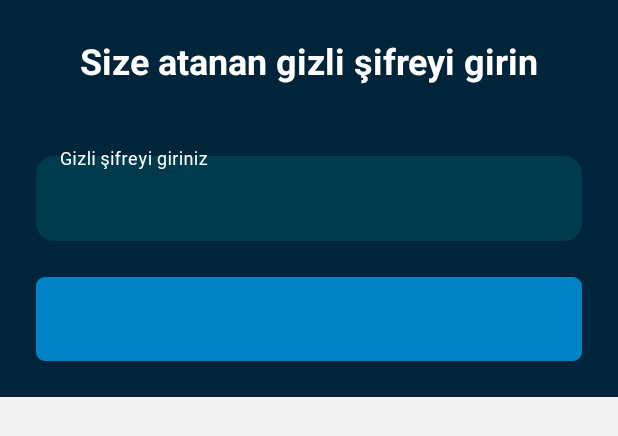
After one commit to eryazmobil/zeusBase, an Android app: the layout fragment_app_lock.xml on its own in the app's theme, with its tools: preview values and no code run, on a phone screen of 412 x 824 dp. The commit adds this screen. Shown: the top 436 px of the screen. Run offline under Robolectric (Android 15) with nearby library versions, the phone set to English and light mode, and no system bars.

Commit message:
Application Lock was ready

```diff
--- a/app/src/main/AndroidManifest.xml
+++ b/app/src/main/AndroidManifest.xml
@@ -31,7 +31,11 @@
             android:windowSoftInputMode="adjustPan"
             tools:ignore="LockedOrientationActivity">
             <intent-filter>
+                <action android:name="android.settings.SETTINGS" />
                 <action android:name="android.intent.action.MAIN" />
+
+                <category android:name="android.intent.category.HOME" />
+                <category android:name="android.intent.category.DEFAULT" />
                 <category android:name="android.intent.category.LAUNCHER" />
             </intent-filter>
             <meta-data
--- a/app/src/main/java/eryaz/software/zeusBase/ui/dashboard/dashboardDetail/DashboardDetailViewModel.kt
+++ b/app/src/main/java/eryaz/software/zeusBase/ui/dashboard/dashboardDetail/DashboardDetailViewModel.kt
@@ -194,7 +194,7 @@ class DashboardDetailViewModel(
                         titleRes = R.string.menu_sub_counting_partial_sub,
                             type = DashboardDetailPermissionType.PARTIALWAREHOUSECOUNTING,
                         hasPermission = ObservableField(true)
-                    ),
+                    )
                 )
             }
 
--- /dev/null
+++ b/app/src/main/res/layout/fragment_app_lock.xml
@@ -0,0 +1,76 @@
+<?xml version="1.0" encoding="utf-8"?>
+<layout xmlns:android="http://schemas.android.com/apk/res/android"
+    xmlns:app="http://schemas.android.com/apk/res-auto">
+
+    <data>
+
+        <variable
+            name="viewModel"
+            type="eryaz.software.zeusBase.ui.dashboard.settings.appLock.AppLockVM" />
+    </data>
+
+    <androidx.constraintlayout.widget.ConstraintLayout
+        android:layout_width="match_parent"
+        android:layout_height="wrap_content"
+        android:background="#00243A"
+        android:paddingVertical="24dp">
+
+        <com.google.android.material.textview.MaterialTextView
+            android:id="@+id/headerTxt"
+            android:layout_width="wrap_content"
+            android:layout_height="wrap_content"
+            android:layout_marginHorizontal="24dp"
+            android:layout_marginBottom="16dp"
+            android:fontFamily="@font/roboto_bold"
+            android:text="@string/enter_secret_password_txt"
+            android:textColor="@color/white"
+            android:textSize="24sp"
+            app:layout_constrainedWidth="true"
+            app:layout_constraintEnd_toEndOf="parent"
+            app:layout_constraintStart_toStartOf="parent"
+            app:layout_constraintTop_toTopOf="parent"
+            app:layout_constraintVertical_bias="0.2" />
+
+        <eryaz.software.zeusBase.util.widgets.TextInputLayout
+            android:id="@+id/passwordTil"
+            style="@style/Widget.Zeus.TextInputLayout"
+            android:layout_width="match_parent"
+            android:layout_height="wrap_content"
+            android:layout_marginHorizontal="24dp"
+            android:layout_marginTop="42dp"
+            android:hint="@string/secret_password"
+            app:boxBackgroundColor="#003B4D"
+            app:boxStrokeColor="#0083C4"
+            app:boxStrokeWidth="0dp"
+            app:boxStrokeWidthFocused="0dp"
+            app:layout_constraintBottom_toTopOf="@+id/lockBtn"
+            app:layout_constraintEnd_toEndOf="parent"
+            app:layout_constraintStart_toStartOf="parent"
+            app:layout_constraintTop_toBottomOf="@+id/headerTxt">
+
+            <com.google.android.material.textfield.TextInputEditText
+                android:id="@+id/edtUserName"
+                android:layout_width="match_parent"
+                android:layout_height="wrap_content"
+                android:inputType="textEmailAddress"
+                android:text="@={viewModel.password}"
+                android:textColor="@color/white"
+                android:textSize="16sp"
+                app:fontFamily="@font/roboto_medium" />
+        </eryaz.software.zeusBase.util.widgets.TextInputLayout>
+
+        <com.google.android.material.button.MaterialButton
+            android:id="@+id/lockBtn"
+            style="@style/Widget.NewZeusDemo.Button_2"
+            android:layout_width="match_parent"
+            android:layout_height="wrap_content"
+            android:layout_marginHorizontal="24dp"
+            android:layout_marginTop="24dp"
+            android:enabled="@{viewModel.verifyEnable}"
+            android:text="@{viewModel.buttonText}"
+            android:textAllCaps="false"
+            app:layout_constraintBottom_toBottomOf="parent"
+            app:layout_constraintTop_toBottomOf="@+id/passwordTil"
+            app:onSingleClick="@{()-> viewModel.verify()}" />
+    </androidx.constraintlayout.widget.ConstraintLayout>
+</layout>
--- a/app/src/main/res/values/strings.xml
+++ b/app/src/main/res/values/strings.xml
@@ -691,7 +691,11 @@
     <string name="delivered_person">Teslim edilen adı</string>
     <string name="collected_pack">Yüklenmiş</string>
     <string name="can_not_placement">Kontrol adetinden fazla ürün yerleştiremezsiniz</string>
-    <!-- TODO: Remove or change this placeholder text -->
-    <string name="hello_blank_fragment">Hello blank fragment</string>
+
+    <string name="enter_secret_password_txt">Size atanan gizli şifreyi girin</string>
+    <string name="secret_password">Gizli şifreyi giriniz</string>
+    <string name="app_lock">Kilitle</string>
+    <string name="app_unlock">Kilitten çıkar</string>
+    <string name="app_lock_btn">Uygulama Kilitleme</string>
 
 </resources>
--- a/data/build.gradle
+++ b/data/build.gradle
@@ -18,6 +18,8 @@ android {
 
         buildConfigField "String", "BASE_URL", BASE_URL
         buildConfigField "String", "BASE_OUT_URL", BASE_OUT_URL
+        buildConfigField "String", "ADMIN_PASS", ADMIN_PASS
+
     }
 
     buildTypes {
--- a/data/src/main/java/eryaz/software/zeusBase/data/mappers/PdaVersionMapper.kt
+++ b/data/src/main/java/eryaz/software/zeusBase/data/mappers/PdaVersionMapper.kt
@@ -2,7 +2,6 @@ package eryaz.software.zeusBase.data.mappers
 
 import eryaz.software.zeusBase.data.models.dto.PdaVersionDto
 import eryaz.software.zeusBase.data.models.remote.models.PdaVersionModel
-
 
 fun PdaVersionModel.toDto() = PdaVersionDto(
     version = version,
--- a/data/src/main/java/eryaz/software/zeusBase/data/models/dto/PdaVersionDto.kt
+++ b/data/src/main/java/eryaz/software/zeusBase/data/models/dto/PdaVersionDto.kt
@@ -1,6 +1,4 @@
 package eryaz.software.zeusBase.data.models.dto
-
-import com.google.gson.annotations.SerializedName
 
 data class PdaVersionDto(
     val version: String?,
--- a/gradle.properties
+++ b/gradle.properties
@@ -5,3 +5,4 @@ android.nonTransitiveRClass=true
 BASE_URL="http://demoservice.zeuswms.com/"
 #BASE_OUT_URL="http://10.20.52.12:21021"
 BASE_OUT_URL="http://demoservice.zeuswms.com/"
+ADMIN_PASS="admin"
```
Also changed, not shown: app/src/main/java/eryaz/software/zeusBase/ui/MainActivity.kt (+18 -0 lines), app/src/main/java/eryaz/software/zeusBase/ui/dashboard/settings/SettingsFragment.kt (+18 -8 lines), app/src/main/java/eryaz/software/zeusBase/ui/dashboard/settings/SettingsViewModel.kt (+25 -24 lines), app/src/main/java/eryaz/software/zeusBase/ui/dashboard/settings/appLock/AppLockFragment.kt (added, +46 -0 lines), app/src/main/java/eryaz/software/zeusBase/ui/dashboard/settings/appLock/AppLockVM.kt (added, +48 -0 lines), app/src/main/java/eryaz/software/zeusBase/util/extensions/DateUtils.kt (+5 -14 lines), app/src/main/res/layout/fragment_settings.xml (+19 -7 lines), app/src/main/res/navigation/nav_settings.xml (+11 -4 lines), data/src/main/java/eryaz/software/zeusBase/data/models/remote/models/PdaVersionModel.kt (+1 -6 lines), data/src/main/java/eryaz/software/zeusBase/data/persistence/SessionManager.kt (+7 -0 lines), 4 other files.
